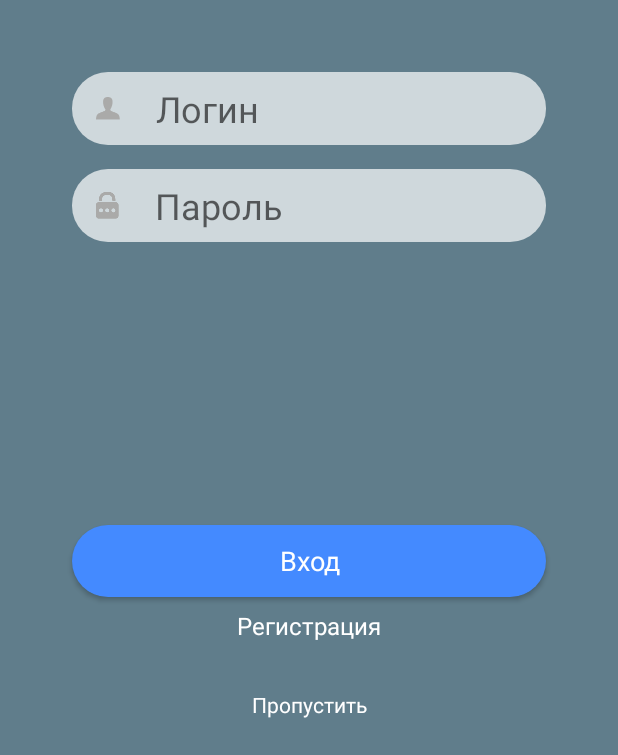
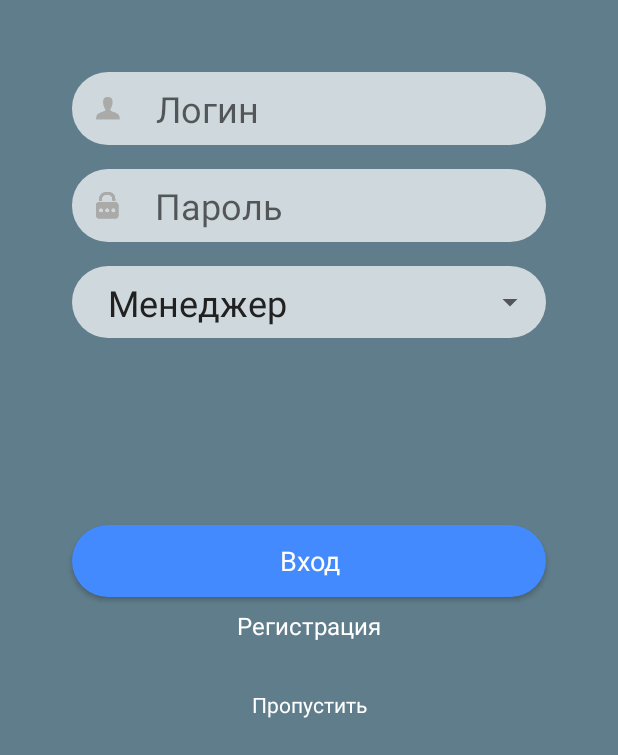
Before and after one commit to ShkiTTer/Racing-App, an Android app: the screen it shows after launch (MainActivity), on a phone screen of 412 x 824 dp, the part 481-1236 px from its top. Run offline under Robolectric (Android 15) with nearby library versions, the phone set to English and light mode, and no system bars; our stand-ins replace data binding.

Commit message:
Add users role for login

```diff
--- a/app/src/main/AndroidManifest.xml
+++ b/app/src/main/AndroidManifest.xml
@@ -10,7 +10,7 @@
         android:roundIcon="@mipmap/ic_launcher_round"
         android:supportsRtl="true"
         android:theme="@style/AppTheme.FullScreen">
-        <activity android:name=".RegistrationActivity"></activity>
+        <activity android:name=".presentation.ui.RegistrationActivity"></activity>
         <activity android:name=".presentation.ui.MainActivity">
             <intent-filter>
                 <action android:name="android.intent.action.MAIN" />
--- a/app/src/main/java/com/example/racingapp/presentation/ui/MainActivity.kt
+++ b/app/src/main/java/com/example/racingapp/presentation/ui/MainActivity.kt
@@ -1,7 +1,9 @@
 package com.example.racingapp.presentation.ui
 
+import android.content.Intent
 import androidx.appcompat.app.AppCompatActivity
 import android.os.Bundle
+import android.widget.ArrayAdapter
 import androidx.databinding.DataBindingUtil
 import com.example.racingapp.R
 import com.example.racingapp.databinding.ActivityMainBinding
@@ -20,6 +22,12 @@ class MainActivity : AppCompatActivity() {
 
         binding.apply {
             lifecycleOwner = this@MainActivity
+            spRole.adapter = ArrayAdapter<String>(this@MainActivity, R.layout.item_spinner, resources.getStringArray(R.array.roles))
+        }
+
+        binding.tvReg.setOnClickListener {
+            val intent = Intent(this, RegistrationActivity::class.java)
+            startActivity(intent)
         }
     }
 }
--- a/app/src/main/res/layout/activity_main.xml
+++ b/app/src/main/res/layout/activity_main.xml
@@ -66,6 +66,29 @@
             app:layout_constraintStart_toStartOf="parent"
             app:layout_constraintTop_toBottomOf="@+id/etLoign" />
 
+        <View
+            android:layout_width="0dp"
+            android:layout_height="0dp"
+            android:background="@drawable/round_view"
+            android:backgroundTint="@color/colorPrimaryLight"
+            app:layout_constraintBottom_toBottomOf="@+id/spRole"
+            app:layout_constraintEnd_toEndOf="@+id/spRole"
+            app:layout_constraintStart_toStartOf="@+id/spRole"
+            app:layout_constraintTop_toTopOf="@+id/spRole" />
+
+        <Spinner
+            android:id="@+id/spRole"
+            android:layout_width="0dp"
+            android:layout_height="48dp"
+            android:layout_marginStart="48dp"
+            android:layout_marginTop="16dp"
+            android:layout_marginEnd="48dp"
+            android:popupBackground="@color/colorPrimaryLight"
+            app:layout_constraintEnd_toEndOf="parent"
+            app:layout_constraintStart_toStartOf="parent"
+            app:layout_constraintTop_toBottomOf="@+id/etPassword"
+            tools:listitem="@layout/item_spinner" />
+
         <Button
             android:id="@+id/btnSignIn"
             android:layout_width="0dp"
--- /dev/null
+++ b/app/src/main/res/layout/item_spinner.xml
@@ -0,0 +1,10 @@
+<?xml version="1.0" encoding="utf-8"?>
+<TextView xmlns:android="http://schemas.android.com/apk/res/android"
+    android:layout_width="match_parent"
+    android:layout_height="wrap_content"
+    android:paddingStart="24dp"
+    android:paddingTop="8dp"
+    android:paddingEnd="16dp"
+    android:paddingBottom="8dp"
+    android:textColor="@color/colorPrimaryText"
+    android:textSize="24sp" />
--- a/app/src/main/res/values/strings.xml
+++ b/app/src/main/res/values/strings.xml
@@ -10,4 +10,10 @@
     <string name="hint_confirm_password">Подтверждение</string>
     <string name="btn_sign_up">Зарегистрироваться</string>
     <string name="btn_back">Назад</string>
+
+    <string-array name="roles">
+        <item>Менеджер</item>
+        <item>Гонщик</item>
+        <item>Организатор</item>
+    </string-array>
 </resources>
```
Also changed, not shown: app/src/main/java/com/example/racingapp/RegistrationActivity.kt (deleted, +0 -12 lines), app/src/main/java/com/example/racingapp/presentation/ui/RegistrationActivity.kt (added, +25 -0 lines), app/src/main/res/layout/activity_registration.xml (+10 -5 lines).
